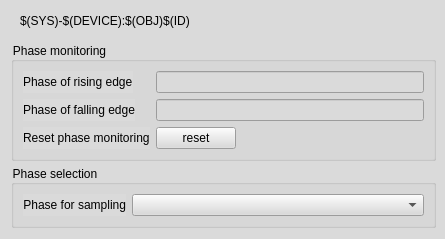
The window that evgMrmApp/opi/EVG/G_EVG_Phase-Monitoring.ui (paulscherrerinstitute/mrfioc2) describes before a commit, drawn with Qt 5.
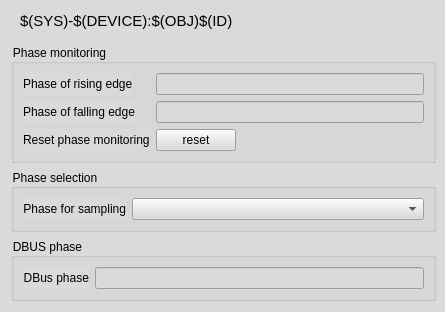
The same window after the commit. Custom widgets are drawn as their Qt base class.

Commit message: Added support for DBUS phase monitor and DBUS phase toggle

The edit to the form file:
```diff
--- a/evgMrmApp/opi/EVG/G_EVG_Phase-Monitoring.ui
+++ b/evgMrmApp/opi/EVG/G_EVG_Phase-Monitoring.ui
@@ -7,7 +7,7 @@
     <x>0</x>
     <y>0</y>
     <width>445</width>
-    <height>219</height>
+    <height>300</height>
    </rect>
   </property>
   <property name="windowTitle">
@@ -16,170 +16,14 @@
   <property name="styleSheet">
    <string notr="true">background-color: rgb(218, 218, 218);</string>
   </property>
-  <layout class="QFormLayout" name="formLayout">
-   <property name="fieldGrowthPolicy">
-    <enum>QFormLayout::ExpandingFieldsGrow</enum>
-   </property>
-   <property name="verticalSpacing">
-    <number>4</number>
-   </property>
+  <layout class="QVBoxLayout" name="verticalLayout">
    <property name="topMargin">
     <number>3</number>
    </property>
    <property name="rightMargin">
     <number>9</number>
    </property>
-   <item row="1" column="0" colspan="2">
-    <widget class="QGroupBox" name="groupBox">
-     <property name="title">
-      <string>Phase monitoring</string>
-     </property>
-     <layout class="QFormLayout" name="formLayout_2">
-      <property name="fieldGrowthPolicy">
-       <enum>QFormLayout::ExpandingFieldsGrow</enum>
-      </property>
-      <item row="0" column="0">
-       <widget class="QLabel" name="label_4">
-        <property name="text">
-         <string>Phase of rising edge</string>
-        </property>
-        <property name="alignment">
-         <set>Qt::AlignLeading|Qt::AlignLeft|Qt::AlignVCenter</set>
-        </property>
-        <property name="wordWrap">
-         <bool>false</bool>
-        </property>
-       </widget>
-      </item>
-      <item row="0" column="1">
-       <widget class="caLineEdit" name="calineedit_5">
-        <property name="channel" stdset="0">
-         <string notr="true">$(SYS)-$(DEVICE):$(OBJ)$(ID)-PhRiEdge</string>
-        </property>
-        <property name="background">
-         <color>
-          <red>218</red>
-          <green>218</green>
-          <blue>218</blue>
-         </color>
-        </property>
-        <property name="colorMode">
-         <enum>caLineEdit::Static</enum>
-        </property>
-        <property name="alarmHandling">
-         <enum>caLineEdit::onForeground</enum>
-        </property>
-        <property name="unitsEnabled">
-         <bool>false</bool>
-        </property>
-       </widget>
-      </item>
-      <item row="1" column="0">
-       <widget class="QLabel" name="label_5">
-        <property name="text">
-         <string>Phase of falling edge</string>
-        </property>
-        <property name="alignment">
-         <set>Qt::AlignLeading|Qt::AlignLeft|Qt::AlignVCenter</set>
-        </property>
-        <property name="wordWrap">
-         <bool>false</bool>
-        </property>
-       </widget>
-      </item>
-      <item row="1" column="1">
-       <widget class="caLineEdit" name="calineedit_6">
-        <property name="channel" stdset="0">
-         <string notr="true">$(SYS)-$(DEVICE):$(OBJ)$(ID)-PhFaEdge</string>
-        </property>
-        <property name="background">
-         <color>
-          <red>218</red>
-          <green>218</green>
-          <blue>218</blue>
-         </color>
-        </property>
-        <property name="colorMode">
-         <enum>caLineEdit::Static</enum>
-        </property>
-        <property name="alarmHandling">
-         <enum>caLineEdit::onForeground</enum>
-        </property>
-        <property name="unitsEnabled">
-         <bool>false</bool>
-        </property>
-       </widget>
-      </item>
-      <item row="2" column="0">
-       <widget class="QLabel" name="label_7">
-        <property name="text">
-         <string>Reset phase monitoring</string>
-        </property>
-        <property name="alignment">
-         <set>Qt::AlignLeading|Qt::AlignLeft|Qt::AlignVCenter</set>
-        </property>
-        <property name="wordWrap">
-         <bool>false</bool>
-        </property>
-       </widget>
-      </item>
-      <item row="2" column="1">
-       <widget class="caMessageButton" name="camessagebutton_3">
-        <property name="font">
-         <font>
-          <pointsize>9</pointsize>
-         </font>
-        </property>
-        <property name="toolTip">
-         <string>Write events and timestamps to HW, if sequence entered by the user is valid</string>
-        </property>
-        <property name="text">
-         <string>reset</string>
-        </property>
-        <property name="channel" stdset="0">
-         <string notr="true">$(SYS)-$(DEVICE):$(OBJ)$(ID)-PhMonReset-Cmd</string>
-        </property>
-        <property name="releaseMessage">
-         <string notr="true">1</string>
-        </property>
-       </widget>
-      </item>
-     </layout>
-    </widget>
-   </item>
-   <item row="2" column="0" colspan="2">
-    <widget class="QGroupBox" name="groupBox_2">
-     <property name="title">
-      <string>Phase selection</string>
-     </property>
-     <layout class="QFormLayout" name="formLayout_3">
-      <item row="0" column="0">
-       <widget class="QLabel" name="label_6">
-        <property name="text">
-         <string>Phase for sampling</string>
-        </property>
-        <property name="alignment">
-         <set>Qt::AlignRight|Qt::AlignTrailing|Qt::AlignVCenter</set>
-        </property>
-        <property name="wordWrap">
-         <bool>true</bool>
-        </property>
-       </widget>
-      </item>
-      <item row="0" column="1">
-       <widget class="caMenu" name="camenu">
-        <property name="channel" stdset="0">
-         <string notr="true">$(SYS)-$(DEVICE):$(OBJ)$(ID)-Ph-Sel</string>
-        </property>
-        <property name="styleSheet" stdset="0">
-         <string notr="true"/>
-        </property>
-       </widget>
-      </item>
-     </layout>
-    </widget>
-   </item>
-   <item row="0" column="0" colspan="2">
+   <item>
     <widget class="QFrame" name="frame">
      <property name="frameShape">
       <enum>QFrame::NoFrame</enum>
@@ -219,7 +63,7 @@
         </property>
         <property name="font">
          <font>
-          <pointsize>9</pointsize>
+          <pointsize>11</pointsize>
           <weight>50</weight>
           <italic>false</italic>
           <bold>false</bold>
@@ -257,6 +101,215 @@
      </layout>
     </widget>
    </item>
+   <item>
+    <widget class="QGroupBox" name="groupBox">
+     <property name="title">
+      <string>Phase monitoring</string>
+     </property>
+     <layout class="QFormLayout" name="formLayout_2">
+      <property name="fieldGrowthPolicy">
+       <enum>QFormLayout::ExpandingFieldsGrow</enum>
+      </property>
+      <item row="0" column="0">
+       <widget class="QLabel" name="label_4">
+        <property name="text">
+         <string>Phase of rising edge</string>
+        </property>
+        <property name="alignment">
+         <set>Qt::AlignLeading|Qt::AlignLeft|Qt::AlignVCenter</set>
+        </property>
+        <property name="wordWrap">
+         <bool>false</bool>
+        </property>
+       </widget>
+      </item>
+      <item row="0" column="1">
+       <widget class="caLineEdit" name="calineedit_5">
+        <property name="channel" stdset="0">
+         <string notr="true">$(SYS)-$(DEVICE):$(OBJ)$(ID)-PhRiEdge</string>
+        </property>
+        <property name="background">
+         <color>
+          <red>255</red>
+          <green>255</green>
+          <blue>224</blue>
+         </color>
+        </property>
+        <property name="colorMode">
+         <enum>caLineEdit::Static</enum>
+        </property>
+        <property name="alarmHandling">
+         <enum>caLineEdit::onForeground</enum>
+        </property>
+        <property name="unitsEnabled">
+         <bool>false</bool>
+        </property>
+       </widget>
+      </item>
+      <item row="1" column="0">
+       <widget class="QLabel" name="label_5">
+        <property name="text">
+         <string>Phase of falling edge</string>
+        </property>
+        <property name="alignment">
+         <set>Qt::AlignLeading|Qt::AlignLeft|Qt::AlignVCenter</set>
+        </property>
+        <property name="wordWrap">
+         <bool>false</bool>
+        </property>
+       </widget>
+      </item>
+      <item row="1" column="1">
+       <widget class="caLineEdit" name="calineedit_6">
+        <property name="channel" stdset="0">
+         <string notr="true">$(SYS)-$(DEVICE):$(OBJ)$(ID)-PhFaEdge</string>
+        </property>
+        <property name="background">
+         <color>
+          <red>255</red>
+          <green>255</green>
+          <blue>224</blue>
+         </color>
+        </property>
+        <property name="colorMode">
+         <enum>caLineEdit::Static</enum>
+        </property>
+        <property name="alarmHandling">
+         <enum>caLineEdit::onForeground</enum>
+        </property>
+        <property name="unitsEnabled">
+         <bool>false</bool>
+        </property>
+       </widget>
+      </item>
+      <item row="2" column="0">
+       <widget class="QLabel" name="label_7">
+        <property name="text">
+         <string>Reset phase monitoring</string>
+        </property>
+        <property name="alignment">
+         <set>Qt::AlignLeading|Qt::AlignLeft|Qt::AlignVCenter</set>
+        </property>
+        <property name="wordWrap">
+         <bool>false</bool>
+        </property>
+       </widget>
+      </item>
+      <item row="2" column="1">
+       <widget class="caMessageButton" name="camessagebutton_3">
+        <property name="font">
+         <font>
+          <pointsize>9</pointsize>
+         </font>
+        </property>
+        <property name="toolTip">
+         <string>Write events and timestamps to HW, if sequence entered by the user is valid</string>
+        </property>
+        <property name="text">
+         <string>reset</string>
+        </property>
+        <property name="channel" stdset="0">
+         <string notr="true">$(SYS)-$(DEVICE):$(OBJ)$(ID)-PhMonReset-Cmd</string>
+        </property>
+        <property name="background">
+         <color>
+          <red>160</red>
+          <green>160</green>
+          <blue>160</blue>
+         </color>
+        </property>
+        <property name="releaseMessage">
+         <string notr="true">1</string>
+        </property>
+       </widget>
+      </item>
+     </layout>
+    </widget>
+   </item>
+   <item>
+    <widget class="QGroupBox" name="groupBox_2">
+     <property name="title">
+      <string>Phase selection</string>
+     </property>
+     <layout class="QFormLayout" name="formLayout_3">
+      <item row="0" column="0">
+       <widget class="QLabel" name="label_6">
+        <property name="text">
+         <string>Phase for sampling</string>
+        </property>
+        <property name="alignment">
+         <set>Qt::AlignRight|Qt::AlignTrailing|Qt::AlignVCenter</set>
+        </property>
+        <property name="wordWrap">
+         <bool>true</bool>
+        </property>
+       </widget>
+      </item>
+      <item row="0" column="1">
+       <widget class="caMenu" name="camenu">
+        <property name="channel" stdset="0">
+         <string notr="true">$(SYS)-$(DEVICE):$(OBJ)$(ID)-Ph-Sel</string>
+        </property>
+        <property name="background">
+         <color>
+          <red>212</red>
+          <green>219</green>
+          <blue>157</blue>
+         </color>
+        </property>
+        <property name="styleSheet" stdset="0">
+         <string notr="true">background-color: rgba(218, 218, 218, 255); color: rgba(0, 0, 0, 255);</string>
+        </property>
+       </widget>
+      </item>
+     </layout>
+    </widget>
+   </item>
+   <item>
+    <widget class="QGroupBox" name="groupBox_3">
+     <property name="title">
+      <string>DBUS phase</string>
+     </property>
+     <layout class="QFormLayout" name="formLayout">
+      <item row="0" column="0">
+       <widget class="QLabel" name="label_8">
+        <property name="text">
+         <string>DBus phase</string>
+        </property>
+        <property name="alignment">
+         <set>Qt::AlignRight|Qt::AlignTrailing|Qt::AlignVCenter</set>
+        </property>
+        <property name="wordWrap">
+         <bool>true</bool>
+        </property>
+       </widget>
+      </item>
+      <item row="0" column="1">
+       <widget class="caLineEdit" name="calineedit_7">
+        <property name="channel" stdset="0">
+         <string notr="true">$(SYS)-$(DEVICE):$(OBJ)$(ID)-DBusPhase-Sts</string>
+        </property>
+        <property name="background">
+         <color>
+          <red>255</red>
+          <green>255</green>
+          <blue>224</blue>
+         </color>
+        </property>
+        <property name="colorMode">
+         <enum>caLineEdit::Static</enum>
+        </property>
+        <property name="alarmHandling">
+         <enum>caLineEdit::onForeground</enum>
+        </property>
+        <property name="unitsEnabled">
+         <bool>false</bool>
+        </property>
+       </widget>
+      </item>
+     </layout>
+    </widget>
+   </item>
   </layout>
  </widget>
  <customwidgets>
```
The commit also changes 11 other files.
